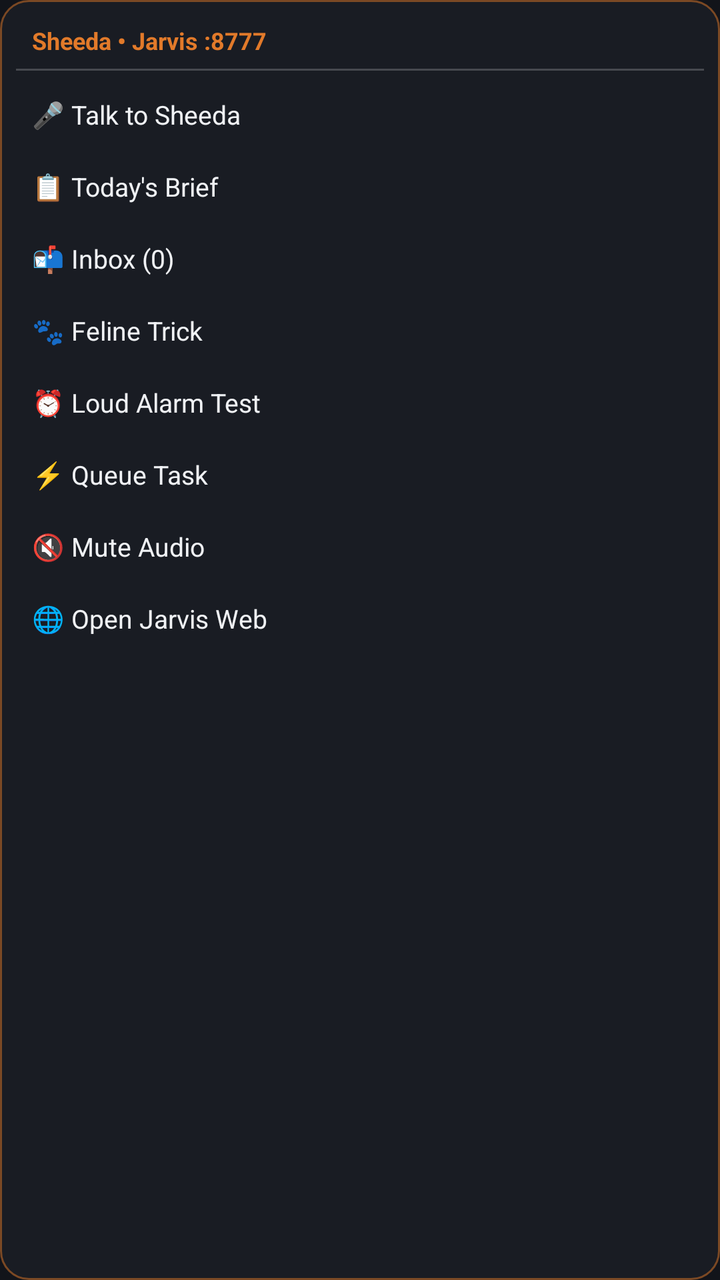
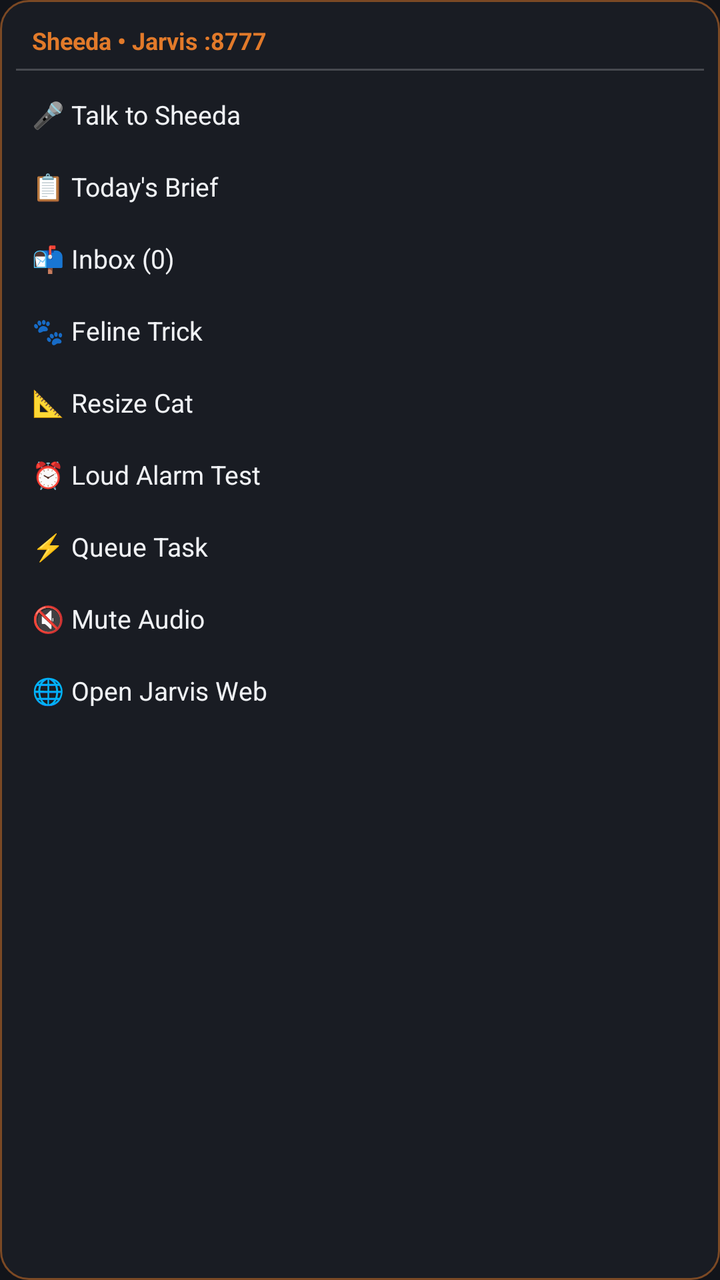

An Android layout rendered at two revisions. The XML below is the earlier revision; the diff shows what the commit changed to produce the second picture.
<!-- AndroidManifest.xml: application theme Theme.Sheeda -->
<!-- res/layout/floating_menu.xml -->
<?xml version="1.0" encoding="utf-8"?>
<LinearLayout xmlns:android="http://schemas.android.com/apk/res/android"
    android:layout_width="190dp"
    android:layout_height="wrap_content"
    android:background="@drawable/sheeda_bubble_bg"
    android:elevation="8dp"
    android:orientation="vertical"
    android:padding="8dp">

    
    <TextView
        android:id="@+id/tv_menu_header"
        android:layout_width="match_parent"
        android:layout_height="wrap_content"
        android:paddingStart="8dp"
        android:paddingTop="4dp"
        android:paddingBottom="6dp"
        android:text="Sheeda • Jarvis :8777"
        android:textColor="@color/sheeda_orange"
        android:textSize="12sp"
        android:textStyle="bold" />

    <View
        android:layout_width="match_parent"
        android:layout_height="1dp"
        android:layout_marginBottom="4dp"
        android:background="#33FFFFFF" />

    
    <TextView
        android:id="@+id/btn_menu_talk"
        android:layout_width="match_parent"
        android:layout_height="36dp"
        android:background="?android:attr/selectableItemBackground"
        android:gravity="center_vertical"
        android:paddingStart="8dp"
        android:text="🎤 Talk to Sheeda"
        android:textColor="@color/text_primary"
        android:textSize="13sp" />

    
    <TextView
        android:id="@+id/btn_menu_brief"
        android:layout_width="match_parent"
        android:layout_height="36dp"
        android:background="?android:attr/selectableItemBackground"
        android:gravity="center_vertical"
        android:paddingStart="8dp"
        android:text="📋 Today's Brief"
        android:textColor="@color/text_primary"
        android:textSize="13sp" />

    
    <TextView
        android:id="@+id/btn_menu_inbox"
        android:layout_width="match_parent"
        android:layout_height="36dp"
        android:background="?android:attr/selectableItemBackground"
        android:gravity="center_vertical"
        android:paddingStart="8dp"
        android:text="📬 Inbox (0)"
        android:textColor="@color/text_primary"
        android:textSize="13sp" />

    
    <TextView
        android:id="@+id/btn_menu_trick"
        android:layout_width="match_parent"
        android:layout_height="36dp"
        android:background="?android:attr/selectableItemBackground"
        android:gravity="center_vertical"
        android:paddingStart="8dp"
        android:text="🐾 Feline Trick"
        android:textColor="@color/text_primary"
        android:textSize="13sp" />

    
    <TextView
        android:id="@+id/btn_menu_alarm"
        android:layout_width="match_parent"
        android:layout_height="36dp"
        android:background="?android:attr/selectableItemBackground"
        android:gravity="center_vertical"
        android:paddingStart="8dp"
        android:text="⏰ Loud Alarm Test"
        android:textColor="@color/text_primary"
        android:textSize="13sp" />

    
    <TextView
        android:id="@+id/btn_menu_queue"
        android:layout_width="match_parent"
        android:layout_height="36dp"
        android:background="?android:attr/selectableItemBackground"
        android:gravity="center_vertical"
        android:paddingStart="8dp"
        android:text="⚡ Queue Task"
        android:textColor="@color/text_primary"
        android:textSize="13sp" />

    
    <TextView
        android:id="@+id/btn_menu_mute"
        android:layout_width="match_parent"
        android:layout_height="36dp"
        android:background="?android:attr/selectableItemBackground"
        android:gravity="center_vertical"
        android:paddingStart="8dp"
        android:text="🔇 Mute Audio"
        android:textColor="@color/text_primary"
        android:textSize="13sp" />

    
    <TextView
        android:id="@+id/btn_menu_open"
        android:layout_width="match_parent"
        android:layout_height="36dp"
        android:background="?android:attr/selectableItemBackground"
        android:gravity="center_vertical"
        android:paddingStart="8dp"
        android:text="🌐 Open Jarvis Web"
        android:textColor="@color/text_primary"
        android:textSize="13sp" />

</LinearLayout>
<!-- resources referenced by this layout -->
<resources>
  <color name="sheeda_orange">#E27A2A</color>
  <color name="text_primary">#F0F2F5</color>
  <!-- drawable sheeda_bubble_bg (drawable) -->
  <?xml version="1.0" encoding="utf-8"?>
  <shape xmlns:android="http://schemas.android.com/apk/res/android"
      android:shape="rectangle">
      <solid android:color="#E61A1D24" />
      <corners android:radius="14dp" />
      <stroke android:width="1dp" android:color="#80E27A2A" />
  </shape>
  <style name="Theme.Sheeda" parent="Theme.MaterialComponents.DayNight.NoActionBar">
          <item name="colorPrimary">@color/sheeda_orange</item>
          <item name="colorPrimaryVariant">@color/sheeda_orange_dark</item>
          <item name="colorOnPrimary">#FFFFFF</item>
          <item name="android:windowBackground">@color/bg_dark</item>
      </style>
  <color name="sheeda_orange_dark">#B85212</color>
  <color name="bg_dark">#12141A</color>
</resources>

<!-- the commit's change to res/layout/floating_menu.xml (unified diff, before → after) -->
@@ -76,6 +76,18 @@
 
     
     <TextView
+        android:id="@+id/btn_menu_resize"
+        android:layout_width="match_parent"
+        android:layout_height="36dp"
+        android:background="?android:attr/selectableItemBackground"
+        android:gravity="center_vertical"
+        android:paddingStart="8dp"
+        android:text="📐 Resize Cat"
+        android:textColor="@color/text_primary"
+        android:textSize="13sp" />
+
+    
+    <TextView
         android:id="@+id/btn_menu_alarm"
         android:layout_width="match_parent"
         android:layout_height="36dp"
